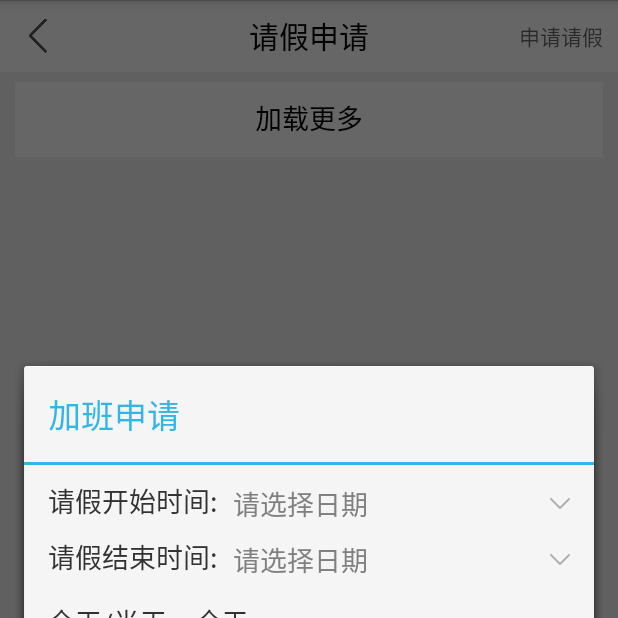
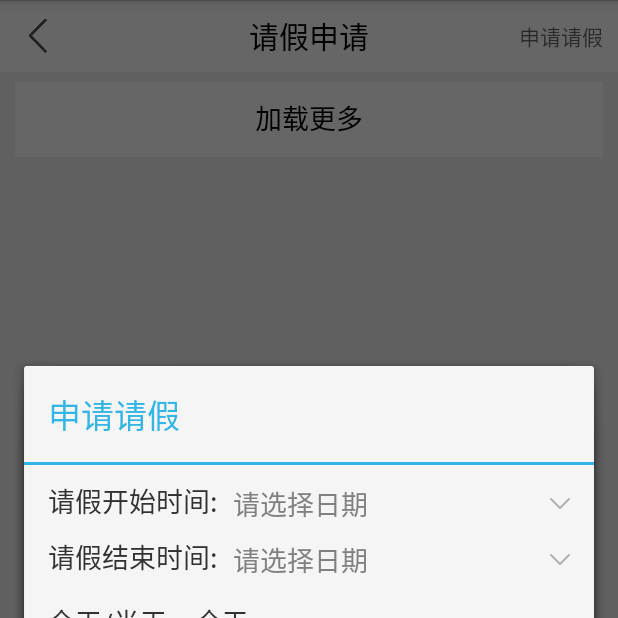
Before and after one commit to lnczx/jhj-android, an Android app: the ApplyLeaveActivity screen opened directly, with no data from a screen before it, after a tap on "申请请假", on a phone screen of 412 x 824 dp, the top half of it. Run offline under Robolectric (Android 15) with nearby library versions, the phone set to English and light mode, and no system bars; our stand-ins replace ButterKnife, EventBus; 1 statement that could not run was skipped.

Commit message:
-- 修改汉字

```diff
--- a/app/src/main/java/com/meijialife/dingdang/activity/ApplyLeaveActivity.java
+++ b/app/src/main/java/com/meijialife/dingdang/activity/ApplyLeaveActivity.java
@@ -168,7 +168,7 @@ public class ApplyLeaveActivity extends BaseActivity implements OnClickListener
         sp_leave_day_type.setAdapter(arrayAdapter);
 
         AlertDialog.Builder dialog = new AlertDialog.Builder(ApplyLeaveActivity.this);
-        dialog.setTitle("加班申请");
+        dialog.setTitle("申请请假");
         dialog.setView(view);
         dialog.setPositiveButton("提交申请", new DialogInterface.OnClickListener() {
             public void onClick(DialogInterface dialog, int which) {
--- a/app/src/main/res/layout/index_4.xml
+++ b/app/src/main/res/layout/index_4.xml
@@ -141,7 +141,7 @@
                         <TextView
                             android:layout_width="wrap_content"
                             android:layout_height="wrap_content"
-                            android:text="本月收入" />
+                            android:text="订单收入" />
                     </LinearLayout>
                 </LinearLayout>
             </RelativeLayout>
```
